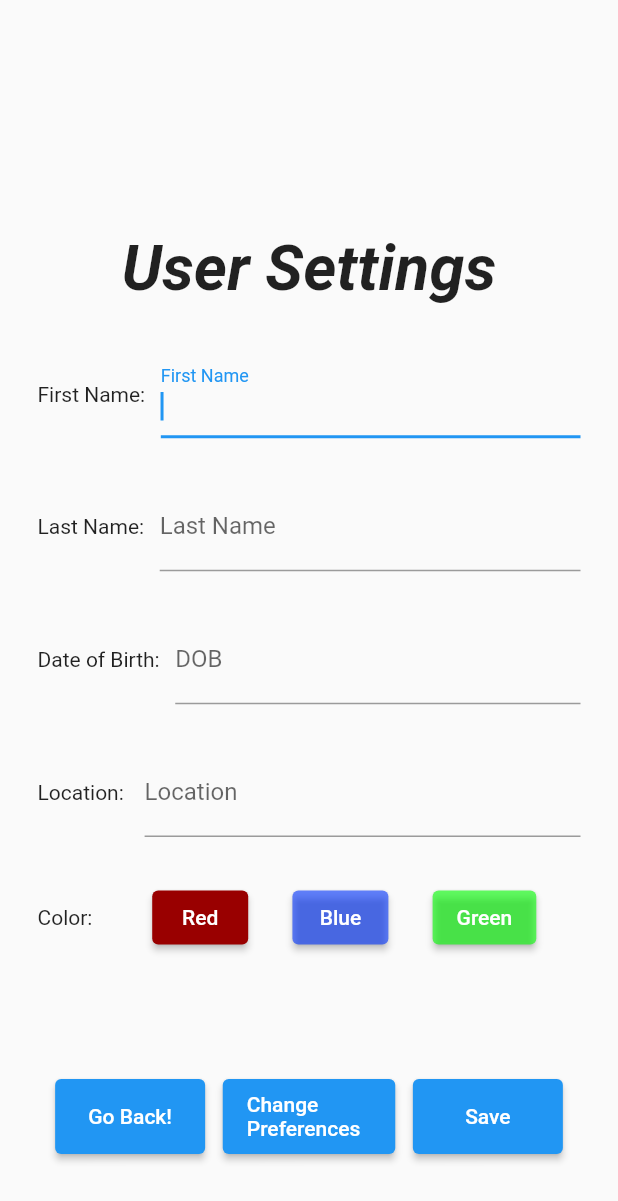
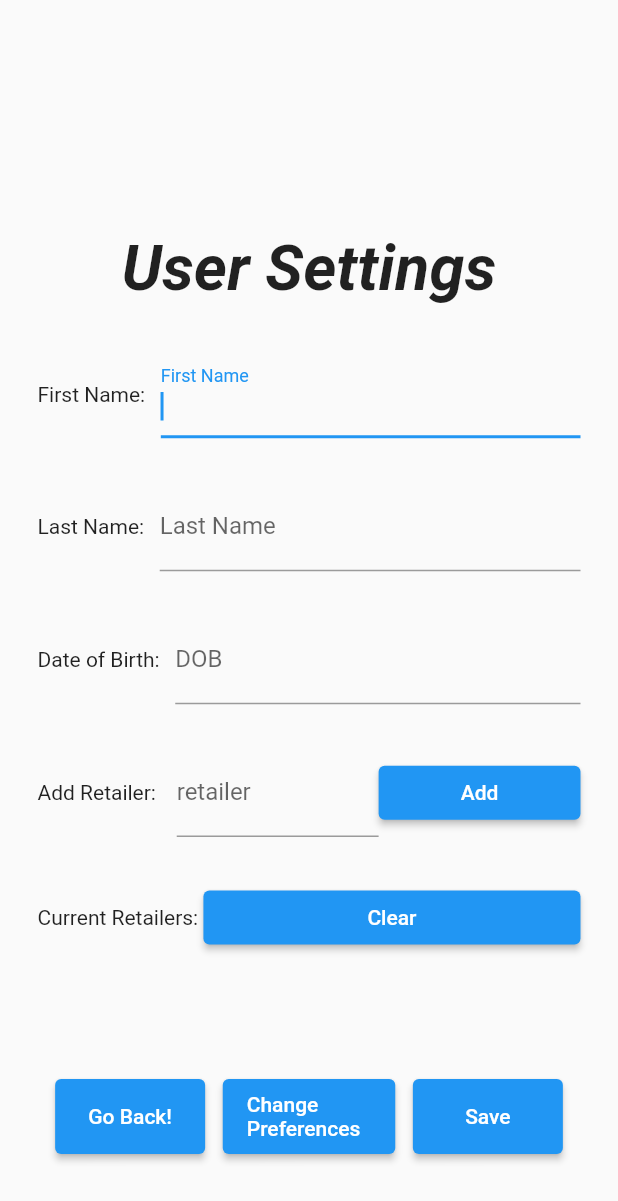
Before and after one commit to astrebe/project-spotlight, a Flutter app: the UserSettings widget shown alone on an empty page, opened directly, on a phone screen of 412 x 824 dp. Shown: the top 1201 px of the screen. Run offline on Flutter 3.47's test engine with Material 2 defaults, Android fonts, the phone set to English and light mode, and no system bars; our stand-ins replace cloud_firestore, firebase_auth, firebase_core; accounts and stored records are empty.

Commit message:
Backend Retailers
Code to write information about preferred retailers to the firebase as well as access the information implemented into user settings. User preferences file is scratched to be attempted to be used later

```diff
--- a/spotlight_app/lib/LoginScreen.dart
+++ b/spotlight_app/lib/LoginScreen.dart
@@ -3,6 +3,7 @@
 import 'package:flutter/material.dart';
 import "package:firebase_auth/firebase_auth.dart";
 import 'SpotlightViewFrame.dart';
+import 'userSettings.dart';
 
 class LoginScreen extends StatefulWidget {
   const LoginScreen({Key? key}) : super(key: key);
@@ -147,8 +148,7 @@ class _LoginScreenState extends State<LoginScreen> {
                             Navigator.pushReplacement(
                                 context,
                                 MaterialPageRoute(
-                                    builder: (context) =>
-                                        SpotlightViewFrame()));
+                                    builder: (context) => UserSettings()));
                           } on FirebaseAuthException catch (e) {
                             if (e.code == "user-not-fount") {
                               _errorMessage = "No User Found for that Email.";
--- a/spotlight_app/lib/main.dart
+++ b/spotlight_app/lib/main.dart
@@ -5,6 +5,7 @@
 import 'package:spotlight_app/SpotlightFilterView.dart';
 import 'SpotlightViewFrame.dart';
 import 'userSettings.dart';
+import 'userPreferences.dart';
 
 void main() async {
   WidgetsFlutterBinding.ensureInitialized();
@@ -63,7 +64,7 @@
     return Scaffold(
       backgroundColor: Colors.grey.shade200,
       resizeToAvoidBottomInset: false,
-      body: const UserSettings(),
+      body: const LoginScreen(),
     );
   }
 }
--- a/spotlight_app/lib/userSettings.dart
+++ b/spotlight_app/lib/userSettings.dart
@@ -16,8 +16,29 @@ class _UserSettingsState extends State<UserSettings> {
   String _firstName = "First Name";
   String _lastName = "Last Name";
   String _dob = "DOB";
-  String _location = "Location";
-  Color col = Color.fromARGB(255, 153, 0, 0);
+  String _retailer = "retailer";
+
+  List<String> retailers = [];
+
+  @override
+  void initState() {
+    super.initState();
+    load();
+  }
+
+  load() async {
+    retailers.clear();
+    FirebaseFirestore firestore = FirebaseFirestore.instance;
+    FirebaseAuth auth = FirebaseAuth.instance;
+    var preferences =
+        firestore.collection("user-preferences").doc(auth.currentUser!.uid);
+    var snapshot = await preferences.get();
+
+    for (var preference in snapshot.data()!["retailers"]) {
+      retailers.add(preference);
+    }
+    setState(() {});
+  }
 
   @override
   Widget build(BuildContext context) {
@@ -105,68 +126,39 @@ class _UserSettingsState extends State<UserSettings> {
           Flexible(
             child: Row(
               children: [
-                const Text("Location:    "),
+                const Text("Add Retailer:    "),
                 Expanded(
                   child: TextFormField(
                     autofocus: true,
                     onChanged: (newText) {
                       setState(() {
-                        _location = newText;
+                        _retailer = newText;
                       });
                     },
                     decoration: InputDecoration(
-                      labelText: _location,
+                      labelText: _retailer,
                     ),
                   ),
                 ),
+                Expanded(
+                    child: ElevatedButton(
+                        onPressed: () async {
+                          retailers.add(_retailer);
+                        },
+                        child: const Text("Add")))
               ],
             ),
           ),
           Flexible(
-            child: Row(
-              children: [
-                const Text("Color:   "),
-                Expanded(
-                  child: Row(
-                      mainAxisAlignment: MainAxisAlignment.spaceEvenly,
-                      children: [
-                        ElevatedButton(
-                          onPressed: () async {
-                            col = Color.fromARGB(255, 153, 0, 0);
-                          },
-                          child: const Text('Red'),
-                          style: ButtonStyle(
-                            backgroundColor: MaterialStateProperty.all<Color>(
-                                const Color.fromARGB(255, 153, 0, 0)),
-                          ),
-                        ),
-                        ElevatedButton(
-                          onPressed: () async {
-                            col = Color.fromARGB(153, 0, 51, 255);
-                          },
-                          child: const Text('Blue'),
-                          style: ButtonStyle(
-                            backgroundColor: MaterialStateProperty.all<Color>(
-                              const Color.fromARGB(153, 0, 51, 255),
-                            ),
-                          ),
-                        ),
-                        ElevatedButton(
-                          onPressed: () async {
-                            col = Color.fromARGB(153, 0, 255, 0);
-                          },
-                          child: const Text('Green'),
-                          style: ButtonStyle(
-                            backgroundColor: MaterialStateProperty.all<Color>(
-                              const Color.fromARGB(153, 0, 255, 0),
-                            ),
-                          ),
-                        ),
-                      ]),
-                ),
-              ],
-            ),
-          ),
+              child: Row(children: [
+            Text("Current Retailers: ${retailers.join(", ")}"),
+            Expanded(
+                child: ElevatedButton(
+                    onPressed: () async {
+                      retailers.clear();
+                    },
+                    child: const Text("Clear")))
+          ])),
           Flexible(
             child: Column(mainAxisAlignment: MainAxisAlignment.end, children: [
               Row(mainAxisAlignment: MainAxisAlignment.spaceEvenly, children: [
@@ -197,7 +189,19 @@ class _UserSettingsState extends State<UserSettings> {
                   width: 100,
                   height: 50,
                   child: ElevatedButton(
-                    onPressed: () async {},
+                    onPressed: () async {
+                      FirebaseFirestore db = FirebaseFirestore.instance;
+                      FirebaseAuth auth = FirebaseAuth.instance;
+                      final ret = <String, List<String>>{
+                        "retailers": retailers
+                      };
+                      db
+                          .collection("user-preferences")
+                          .doc(auth.currentUser!.uid)
+                          .set(ret)
+                          .onError(
+                              (e, _) => print("Error writing document: $e"));
+                    },
                     child: const Text('Save'),
                   ),
                 ),
@@ -208,8 +212,4 @@ class _UserSettingsState extends State<UserSettings> {
       )),
     );
   }
-
-  Color getColor() {
-    return col;
-  }
 }
```
